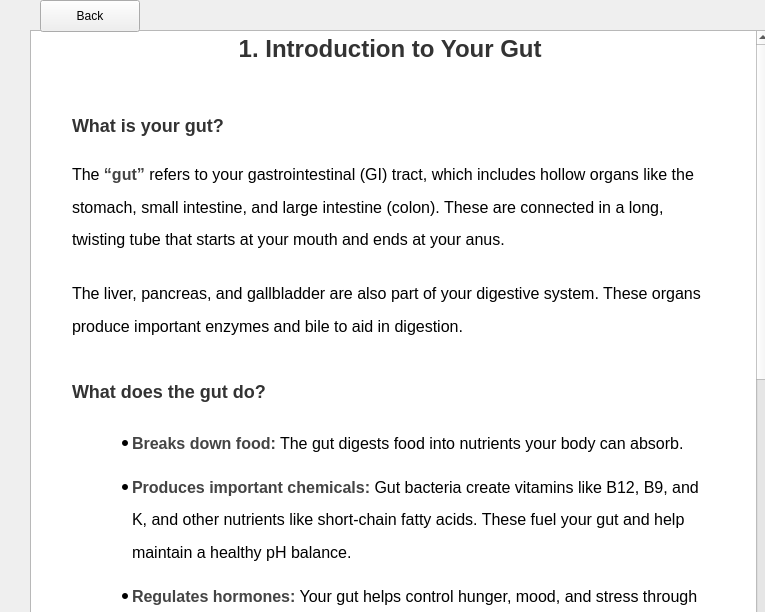
Old version of the form A8EduApp/introtoguthealthwidget.ui in the repository University-of-Utah-CS3505/a9-edu-app-f24-00Calvin00.
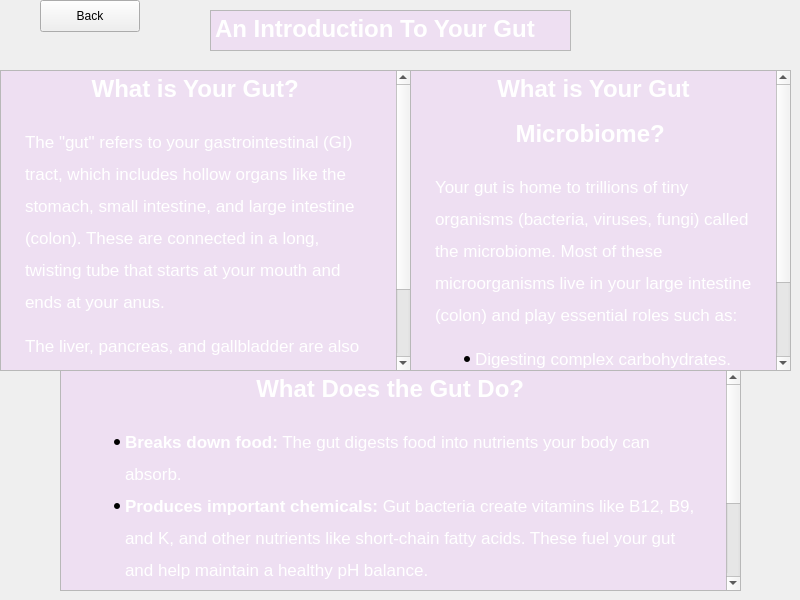
New version of the form.

Commit message: Changed UI and added Collapsible section

The edit to the form file:
```diff
--- a/A8EduApp/introtoguthealthwidget.ui
+++ b/A8EduApp/introtoguthealthwidget.ui
@@ -6,8 +6,8 @@
    <rect>
     <x>0</x>
     <y>0</y>
-    <width>765</width>
-    <height>612</height>
+    <width>800</width>
+    <height>600</height>
    </rect>
   </property>
   <property name="windowTitle">
@@ -39,36 +39,23 @@
   <widget class="QTextBrowser" name="textBrowser">
    <property name="geometry">
     <rect>
-     <x>30</x>
-     <y>30</y>
-     <width>741</width>
-     <height>601</height>
+     <x>0</x>
+     <y>70</y>
+     <width>411</width>
+     <height>301</height>
     </rect>
    </property>
    <property name="html">
     <string>&lt;!DOCTYPE HTML PUBLIC &quot;-//W3C//DTD HTML 4.0//EN&quot; &quot;http://www.w3.org/TR/REC-html40/strict.dtd&quot;&gt;
-&lt;html&gt;&lt;head&gt;&lt;meta name=&quot;qrichtext&quot; content=&quot;1&quot; /&gt;&lt;meta charset=&quot;utf-8&quot; /&gt;&lt;title&gt;Introduction to Your Gut&lt;/title&gt;&lt;style type=&quot;text/css&quot;&gt;
+&lt;html&gt;&lt;head&gt;&lt;meta name=&quot;qrichtext&quot; content=&quot;1&quot; /&gt;&lt;meta charset=&quot;utf-8&quot; /&gt;&lt;title&gt;What is Your Gut?&lt;/title&gt;&lt;style type=&quot;text/css&quot;&gt;
 p, li { white-space: pre-wrap; }
 hr { height: 1px; border-width: 0; }
 li.unchecked::marker { content: &quot;\2610&quot;; }
 li.checked::marker { content: &quot;\2612&quot;; }
-&lt;/style&gt;&lt;/head&gt;&lt;body style=&quot; font-family:'.AppleSystemUIFont'; font-size:13pt; font-weight:400; font-style:normal;&quot; bgcolor=&quot;#ffffff&quot;&gt;
-&lt;h1 align=&quot;center&quot; style=&quot; margin-top:40px; margin-bottom:30px; margin-left:37px; margin-right:37px; -qt-block-indent:0; text-indent:0px; line-height:180%;&quot;&gt;&lt;span style=&quot; font-family:'Times New Roman','Times','serif'; font-size:xx-large; font-weight:700; color:#333333;&quot;&gt;1. Introduction to Your Gut&lt;/span&gt;&lt;span style=&quot; font-family:'Times New Roman','Times','serif'; font-size:xx-large; font-weight:700; color:#000000;&quot;&gt; &lt;/span&gt;&lt;/h1&gt;
-&lt;h2 style=&quot; margin-top:30px; margin-bottom:12px; margin-left:37px; margin-right:37px; -qt-block-indent:0; text-indent:0px; line-height:180%;&quot;&gt;&lt;span style=&quot; font-family:'Times New Roman','Times','serif'; font-size:x-large; font-weight:700; color:#333333;&quot;&gt;What is your gut?&lt;/span&gt;&lt;span style=&quot; font-family:'Times New Roman','Times','serif'; font-size:x-large; font-weight:700; color:#000000;&quot;&gt; &lt;/span&gt;&lt;/h2&gt;
-&lt;p style=&quot; margin-top:12px; margin-bottom:20px; margin-left:37px; margin-right:37px; -qt-block-indent:0; text-indent:0px; line-height:180%;&quot;&gt;&lt;span style=&quot; font-family:'Times New Roman','Times','serif'; font-size:16px; color:#000000;&quot;&gt;The &lt;/span&gt;&lt;span style=&quot; font-family:'Times New Roman','Times','serif'; font-size:16px; font-weight:700; color:#444444;&quot;&gt;“gut”&lt;/span&gt;&lt;span style=&quot; font-family:'Times New Roman','Times','serif'; font-size:16px; color:#000000;&quot;&gt; refers to your gastrointestinal (GI) tract, which includes hollow organs like the stomach, small intestine, and large intestine (colon). These are connected in a long, twisting tube that starts at your mouth and ends at your anus. &lt;/span&gt;&lt;/p&gt;
-&lt;p style=&quot; margin-top:12px; margin-bottom:20px; margin-left:37px; margin-right:37px; -qt-block-indent:0; text-indent:0px; line-height:180%;&quot;&gt;&lt;span style=&quot; font-family:'Times New Roman','Times','serif'; font-size:16px; color:#000000;&quot;&gt;The liver, pancreas, and gallbladder are also part of your digestive system. These organs produce important enzymes and bile to aid in digestion. &lt;/span&gt;&lt;/p&gt;
-&lt;h2 style=&quot; margin-top:30px; margin-bottom:12px; margin-left:37px; margin-right:37px; -qt-block-indent:0; text-indent:0px; line-height:180%;&quot;&gt;&lt;span style=&quot; font-family:'Times New Roman','Times','serif'; font-size:x-large; font-weight:700; color:#333333;&quot;&gt;What does the gut do?&lt;/span&gt;&lt;span style=&quot; font-family:'Times New Roman','Times','serif'; font-size:x-large; font-weight:700; color:#000000;&quot;&gt; &lt;/span&gt;&lt;/h2&gt;
-&lt;ul style=&quot;margin-top: 0px; margin-bottom: 0px; margin-left: 0px; margin-right: 0px; -qt-list-indent: 1;&quot;&gt;
-&lt;li style=&quot; font-family:'Times New Roman','Times','serif'; font-size:16px; color:#000000;&quot; style=&quot; margin-top:15px; margin-bottom:10px; margin-left:57px; margin-right:37px; -qt-block-indent:0; text-indent:0px; line-height:180%;&quot;&gt;&lt;span style=&quot; font-size:16px; font-weight:700; color:#444444;&quot;&gt;Breaks down food:&lt;/span&gt;&lt;span style=&quot; font-size:16px;&quot;&gt; The gut digests food into nutrients your body can absorb. &lt;/span&gt;&lt;/li&gt;
-&lt;li style=&quot; font-family:'Times New Roman','Times','serif'; font-size:16px; color:#000000;&quot; style=&quot; margin-top:0px; margin-bottom:10px; margin-left:57px; margin-right:37px; -qt-block-indent:0; text-indent:0px; line-height:180%;&quot;&gt;&lt;span style=&quot; font-size:16px; font-weight:700; color:#444444;&quot;&gt;Produces important chemicals:&lt;/span&gt;&lt;span style=&quot; font-size:16px;&quot;&gt; Gut bacteria create vitamins like B12, B9, and K, and other nutrients like short-chain fatty acids. These fuel your gut and help maintain a healthy pH balance. &lt;/span&gt;&lt;/li&gt;
-&lt;li style=&quot; font-family:'Times New Roman','Times','serif'; font-size:16px; color:#000000;&quot; style=&quot; margin-top:0px; margin-bottom:10px; margin-left:57px; margin-right:37px; -qt-block-indent:0; text-indent:0px; line-height:180%;&quot;&gt;&lt;span style=&quot; font-size:16px; font-weight:700; color:#444444;&quot;&gt;Regulates hormones:&lt;/span&gt;&lt;span style=&quot; font-size:16px;&quot;&gt; Your gut helps control hunger, mood, and stress through hormone production. &lt;/span&gt;&lt;/li&gt;
-&lt;li style=&quot; font-family:'Times New Roman','Times','serif'; font-size:16px; color:#000000;&quot; style=&quot; margin-top:0px; margin-bottom:25px; margin-left:57px; margin-right:37px; -qt-block-indent:0; text-indent:0px; line-height:180%;&quot;&gt;&lt;span style=&quot; font-size:16px; font-weight:700; color:#444444;&quot;&gt;Strengthens your immune system:&lt;/span&gt;&lt;span style=&quot; font-size:16px;&quot;&gt; About 70% of your immune cells live in the gut, where they defend against harmful pathogens. &lt;/span&gt;&lt;/li&gt;&lt;/ul&gt;
-&lt;h2 style=&quot; margin-top:30px; margin-bottom:12px; margin-left:37px; margin-right:37px; -qt-block-indent:0; text-indent:0px; line-height:180%;&quot;&gt;&lt;span style=&quot; font-family:'Times New Roman','Times','serif'; font-size:x-large; font-weight:700; color:#333333;&quot;&gt;What is the gut microbiome?&lt;/span&gt;&lt;span style=&quot; font-family:'Times New Roman','Times','serif'; font-size:x-large; font-weight:700; color:#000000;&quot;&gt; &lt;/span&gt;&lt;/h2&gt;
-&lt;p style=&quot; margin-top:12px; margin-bottom:20px; margin-left:37px; margin-right:37px; -qt-block-indent:0; text-indent:0px; line-height:180%;&quot;&gt;&lt;span style=&quot; font-family:'Times New Roman','Times','serif'; font-size:16px; color:#000000;&quot;&gt;Your gut is home to trillions of tiny organisms (bacteria, viruses, fungi) called the &lt;/span&gt;&lt;span style=&quot; font-family:'Times New Roman','Times','serif'; font-size:16px; font-weight:700; color:#444444;&quot;&gt;microbiome&lt;/span&gt;&lt;span style=&quot; font-family:'Times New Roman','Times','serif'; font-size:16px; color:#000000;&quot;&gt;. Most of these microorganisms live in your large intestine (colon) and play essential roles such as: &lt;/span&gt;&lt;/p&gt;
-&lt;ul style=&quot;margin-top: 0px; margin-bottom: 0px; margin-left: 0px; margin-right: 0px; -qt-list-indent: 1;&quot;&gt;
-&lt;li style=&quot; font-family:'Times New Roman','Times','serif'; font-size:16px; color:#000000;&quot; style=&quot; margin-top:15px; margin-bottom:10px; margin-left:57px; margin-right:37px; -qt-block-indent:0; text-indent:0px; line-height:180%;&quot;&gt;&lt;span style=&quot; font-size:16px;&quot;&gt;Digesting complex carbohydrates. &lt;/span&gt;&lt;/li&gt;
-&lt;li style=&quot; font-family:'Times New Roman','Times','serif'; font-size:16px; color:#000000;&quot; style=&quot; margin-top:0px; margin-bottom:10px; margin-left:57px; margin-right:37px; -qt-block-indent:0; text-indent:0px; line-height:180%;&quot;&gt;&lt;span style=&quot; font-size:16px;&quot;&gt;Protecting against harmful bacteria. &lt;/span&gt;&lt;/li&gt;
-&lt;li style=&quot; font-family:'Times New Roman','Times','serif'; font-size:16px; color:#000000;&quot; style=&quot; margin-top:0px; margin-bottom:25px; margin-left:57px; margin-right:37px; -qt-block-indent:0; text-indent:0px; line-height:180%;&quot;&gt;&lt;span style=&quot; font-size:16px;&quot;&gt;Keeping your immune system balanced. &lt;/span&gt;&lt;/li&gt;&lt;/ul&gt;&lt;/body&gt;&lt;/html&gt;</string>
+&lt;/style&gt;&lt;/head&gt;&lt;body style=&quot; font-family:'.AppleSystemUIFont'; font-size:13pt; font-weight:400; font-style:normal;&quot; bgcolor=&quot;#eedff2&quot;&gt;
+&lt;h1 align=&quot;center&quot; style=&quot; margin-top:20px; margin-bottom:12px; margin-left:20px; margin-right:20px; -qt-block-indent:0; text-indent:0px; line-height:160%;&quot;&gt;&lt;span style=&quot; font-family:'Arial','sans-serif'; font-size:xx-large; font-weight:700; color:#ffffff;&quot;&gt;What is Your Gut? &lt;/span&gt;&lt;/h1&gt;
+&lt;p style=&quot; margin-top:12px; margin-bottom:12px; margin-left:20px; margin-right:20px; -qt-block-indent:0; text-indent:0px; line-height:160%;&quot;&gt;&lt;span style=&quot; font-family:'Arial','sans-serif'; color:#ffffff;&quot;&gt;The &amp;quot;gut&amp;quot; refers to your gastrointestinal (GI) tract, which includes hollow organs like the stomach, small intestine, and large intestine (colon). These are connected in a long, twisting tube that starts at your mouth and ends at your anus. &lt;/span&gt;&lt;/p&gt;
+&lt;p style=&quot; margin-top:12px; margin-bottom:12px; margin-left:20px; margin-right:20px; -qt-block-indent:0; text-indent:0px; line-height:160%;&quot;&gt;&lt;span style=&quot; font-family:'Arial','sans-serif'; color:#ffffff;&quot;&gt;The liver, pancreas, and gallbladder are also part of your digestive system. These organs produce important enzymes and bile to aid in digestion.&lt;/span&gt; &lt;/p&gt;&lt;/body&gt;&lt;/html&gt;</string>
    </property>
   </widget>
   <widget class="QPushButton" name="backToTeachingWidgetButton">
@@ -84,6 +71,76 @@
     <string>Back</string>
    </property>
   </widget>
+  <widget class="QTextBrowser" name="textBrowser_2">
+   <property name="geometry">
+    <rect>
+     <x>210</x>
+     <y>10</y>
+     <width>361</width>
+     <height>41</height>
+    </rect>
+   </property>
+   <property name="html">
+    <string>&lt;!DOCTYPE HTML PUBLIC &quot;-//W3C//DTD HTML 4.0//EN&quot; &quot;http://www.w3.org/TR/REC-html40/strict.dtd&quot;&gt;
+&lt;html&gt;&lt;head&gt;&lt;meta name=&quot;qrichtext&quot; content=&quot;1&quot; /&gt;&lt;meta charset=&quot;utf-8&quot; /&gt;&lt;title&gt;An Introduction To Your Gut&lt;/title&gt;&lt;style type=&quot;text/css&quot;&gt;
+p, li { white-space: pre-wrap; }
+hr { height: 1px; border-width: 0; }
+li.unchecked::marker { content: &quot;\2610&quot;; }
+li.checked::marker { content: &quot;\2612&quot;; }
+&lt;/style&gt;&lt;/head&gt;&lt;body style=&quot; font-family:'.AppleSystemUIFont'; font-size:13pt; font-weight:400; font-style:normal;&quot; bgcolor=&quot;#eedff2&quot;&gt;
+&lt;h1 style=&quot; margin-top:18px; margin-bottom:12px; margin-left:0px; margin-right:0px; -qt-block-indent:0; text-indent:0px;&quot;&gt;&lt;span style=&quot; font-family:'Arial','sans-serif'; font-size:xx-large; font-weight:700; color:#ffffff;&quot;&gt;An Introduction To Your Gut&lt;/span&gt;&lt;span style=&quot; font-size:xx-large; font-weight:700;&quot;&gt; &lt;/span&gt;&lt;/h1&gt;&lt;/body&gt;&lt;/html&gt;</string>
+   </property>
+  </widget>
+  <widget class="QTextBrowser" name="textBrowser_3">
+   <property name="geometry">
+    <rect>
+     <x>410</x>
+     <y>70</y>
+     <width>381</width>
+     <height>301</height>
+    </rect>
+   </property>
+   <property name="html">
+    <string>&lt;!DOCTYPE HTML PUBLIC &quot;-//W3C//DTD HTML 4.0//EN&quot; &quot;http://www.w3.org/TR/REC-html40/strict.dtd&quot;&gt;
+&lt;html&gt;&lt;head&gt;&lt;meta name=&quot;qrichtext&quot; content=&quot;1&quot; /&gt;&lt;meta charset=&quot;utf-8&quot; /&gt;&lt;title&gt;What is Your Gut Microbiome?&lt;/title&gt;&lt;style type=&quot;text/css&quot;&gt;
+p, li { white-space: pre-wrap; }
+hr { height: 1px; border-width: 0; }
+li.unchecked::marker { content: &quot;\2610&quot;; }
+li.checked::marker { content: &quot;\2612&quot;; }
+&lt;/style&gt;&lt;/head&gt;&lt;body style=&quot; font-family:'.AppleSystemUIFont'; font-size:13pt; font-weight:400; font-style:normal;&quot; bgcolor=&quot;#eedff2&quot;&gt;
+&lt;h1 align=&quot;center&quot; style=&quot; margin-top:20px; margin-bottom:12px; margin-left:20px; margin-right:20px; -qt-block-indent:0; text-indent:0px; line-height:160%;&quot;&gt;&lt;span style=&quot; font-family:'Arial','sans-serif'; font-size:xx-large; font-weight:700; color:#ffffff;&quot;&gt;What is Your Gut Microbiome? &lt;/span&gt;&lt;/h1&gt;
+&lt;p style=&quot; margin-top:12px; margin-bottom:12px; margin-left:20px; margin-right:20px; -qt-block-indent:0; text-indent:0px; line-height:160%;&quot;&gt;&lt;span style=&quot; font-family:'Arial','sans-serif'; color:#ffffff;&quot;&gt;Your gut is home to trillions of tiny organisms (bacteria, viruses, fungi) called the microbiome. Most of these microorganisms live in your large intestine (colon) and play essential roles such as: &lt;/span&gt;&lt;/p&gt;
+&lt;ul style=&quot;margin-top: 0px; margin-bottom: 0px; margin-left: 0px; margin-right: 0px; -qt-list-indent: 1;&quot;&gt;
+&lt;li style=&quot; font-family:'Arial','sans-serif'; color:#ffffff;&quot; style=&quot; margin-top:12px; margin-bottom:0px; margin-left:20px; margin-right:20px; -qt-block-indent:0; text-indent:0px; line-height:160%;&quot;&gt;Digesting complex carbohydrates. &lt;/li&gt;
+&lt;li style=&quot; font-family:'Arial','sans-serif'; color:#ffffff;&quot; style=&quot; margin-top:0px; margin-bottom:0px; margin-left:20px; margin-right:20px; -qt-block-indent:0; text-indent:0px; line-height:160%;&quot;&gt;Protecting against harmful bacteria. &lt;/li&gt;
+&lt;li style=&quot; font-family:'Arial','sans-serif'; color:#ffffff;&quot; style=&quot; margin-top:0px; margin-bottom:12px; margin-left:20px; margin-right:20px; -qt-block-indent:0; text-indent:0px; line-height:160%;&quot;&gt;Keeping your immune system balanced. &lt;/li&gt;&lt;/ul&gt;&lt;/body&gt;&lt;/html&gt;</string>
+   </property>
+  </widget>
+  <widget class="QTextBrowser" name="textBrowser_4">
+   <property name="geometry">
+    <rect>
+     <x>60</x>
+     <y>370</y>
+     <width>681</width>
+     <height>221</height>
+    </rect>
+   </property>
+   <property name="html">
+    <string>&lt;!DOCTYPE HTML PUBLIC &quot;-//W3C//DTD HTML 4.0//EN&quot; &quot;http://www.w3.org/TR/REC-html40/strict.dtd&quot;&gt;
+&lt;html&gt;&lt;head&gt;&lt;meta name=&quot;qrichtext&quot; content=&quot;1&quot; /&gt;&lt;meta charset=&quot;utf-8&quot; /&gt;&lt;title&gt;What Does the Gut Do?&lt;/title&gt;&lt;style type=&quot;text/css&quot;&gt;
+p, li { white-space: pre-wrap; }
+hr { height: 1px; border-width: 0; }
+li.unchecked::marker { content: &quot;\2610&quot;; }
+li.checked::marker { content: &quot;\2612&quot;; }
+&lt;/style&gt;&lt;/head&gt;&lt;body style=&quot; font-family:'.AppleSystemUIFont'; font-size:13pt; font-weight:400; font-style:normal;&quot; bgcolor=&quot;#eedff2&quot;&gt;
+&lt;h1 align=&quot;center&quot; style=&quot; margin-top:20px; margin-bottom:12px; margin-left:20px; margin-right:20px; -qt-block-indent:0; text-indent:0px; line-height:160%;&quot;&gt;&lt;span style=&quot; font-family:'Arial','sans-serif'; font-size:xx-large; font-weight:700; color:#ffffff;&quot;&gt;What Does the Gut Do? &lt;/span&gt;&lt;/h1&gt;
+&lt;ul style=&quot;margin-top: 0px; margin-bottom: 0px; margin-left: 0px; margin-right: 0px; -qt-list-indent: 1;&quot;&gt;
+&lt;li style=&quot; font-family:'Arial','sans-serif'; color:#ffffff;&quot; style=&quot; margin-top:12px; margin-bottom:0px; margin-left:20px; margin-right:20px; -qt-block-indent:0; text-indent:0px; line-height:160%;&quot;&gt;&lt;span style=&quot; font-weight:700;&quot;&gt;Breaks down food:&lt;/span&gt; The gut digests food into nutrients your body can absorb. &lt;/li&gt;
+&lt;li style=&quot; font-family:'Arial','sans-serif'; color:#ffffff;&quot; style=&quot; margin-top:0px; margin-bottom:0px; margin-left:20px; margin-right:20px; -qt-block-indent:0; text-indent:0px; line-height:160%;&quot;&gt;&lt;span style=&quot; font-weight:700;&quot;&gt;Produces important chemicals:&lt;/span&gt; Gut bacteria create vitamins like B12, B9, and K, and other nutrients like short-chain fatty acids. These fuel your gut and help maintain a healthy pH balance. &lt;/li&gt;
+&lt;li style=&quot; font-family:'Arial','sans-serif'; color:#ffffff;&quot; style=&quot; margin-top:0px; margin-bottom:0px; margin-left:20px; margin-right:20px; -qt-block-indent:0; text-indent:0px; line-height:160%;&quot;&gt;&lt;span style=&quot; font-weight:700;&quot;&gt;Regulates hormones:&lt;/span&gt; Your gut helps control hunger, mood, and stress through hormone production. &lt;/li&gt;
+&lt;li style=&quot; font-family:'Arial','sans-serif'; color:#ffffff;&quot; style=&quot; margin-top:0px; margin-bottom:12px; margin-left:20px; margin-right:20px; -qt-block-indent:0; text-indent:0px; line-height:160%;&quot;&gt;&lt;span style=&quot; font-weight:700;&quot;&gt;Strengthens your immune system:&lt;/span&gt; About 70% of your immune cells live in the gut, where they defend against harmful pathogens. &lt;/li&gt;&lt;/ul&gt;&lt;/body&gt;&lt;/html&gt;</string>
+   </property>
+  </widget>
  </widget>
  <resources/>
  <connections/>
```
The commit also changes 6 other files.
